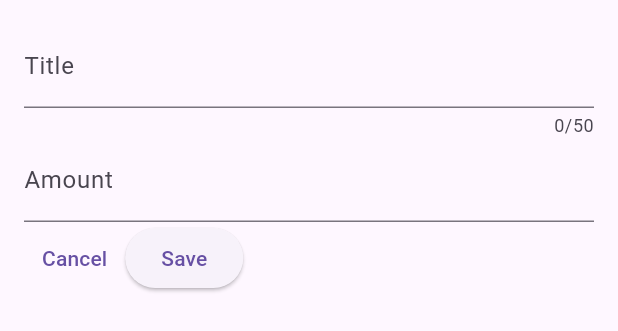
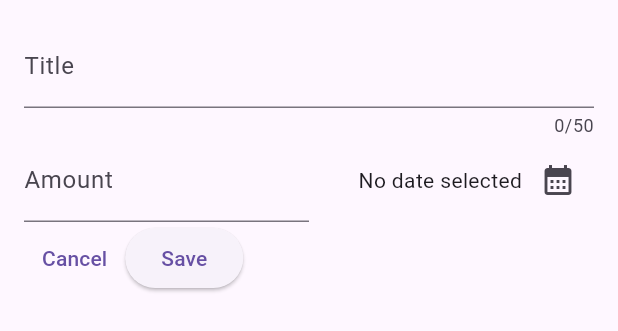
Before and after one commit to abhijithanandan/Flutter-Maximilian, a Flutter app: the NewExpense widget shown alone on an empty page, opened directly, on a phone screen of 412 x 824 dp. Shown: the top 331 px of the screen. Run offline on Flutter 3.47's test engine with Material 3 defaults, Android fonts, the phone set to English and light mode, and no system bars; our stand-ins replace google_fonts.

Commit message:
Added the datepicker to the new expense form

```diff
--- a/expense_tracker/lib/widgets/new_expense.dart
+++ b/expense_tracker/lib/widgets/new_expense.dart
@@ -1,5 +1,6 @@
 import 'dart:developer';
 
+import 'package:expense_tracker/models/expense.dart';
 import 'package:flutter/material.dart';
 
 class NewExpense extends StatefulWidget {
@@ -12,6 +13,17 @@ class NewExpense extends StatefulWidget {
 class _NewExpenseState extends State<NewExpense> {
   final _titleController = TextEditingController();
   final _amountController = TextEditingController();
+  DateTime? _selectedDate;
+
+  void _presentDatePicker() async {
+    final now = DateTime.now();
+    final firstDate = DateTime(now.year - 1, now.month, now.day);
+    final pickedDate = await showDatePicker(
+        context: context, firstDate: firstDate, lastDate: now);
+    setState(() {
+      _selectedDate = pickedDate;
+    });
+  }
 
   @override
   void dispose() {
@@ -33,13 +45,37 @@ class _NewExpenseState extends State<NewExpense> {
               label: Text('Title'),
             ),
           ),
-          TextField(
+          Row(
+            children: [
+              Expanded(
+                child: TextField(
                   controller: _amountController,
                   keyboardType: TextInputType.number,
                   decoration: const InputDecoration(
                     prefixText: '\$ ',
                     label: Text('Amount'),
                   ),
+                ),
+              ),
+              const SizedBox(height: 16),
+              Expanded(
+                child: Row(
+                  mainAxisAlignment: MainAxisAlignment.end,
+                  crossAxisAlignment: CrossAxisAlignment.center,
+                  children: [
+                    Text(
+                      _selectedDate == null
+                          ? 'No date selected'
+                          : formatter.format(_selectedDate!),
+                    ),
+                    IconButton(
+                      onPressed: _presentDatePicker,
+                      icon: const Icon(Icons.calendar_month),
+                    ),
+                  ],
+                ),
+              ),
+            ],
           ),
           Row(
             children: [
```
Lines whose indentation alone changed are shown as unchanged.
